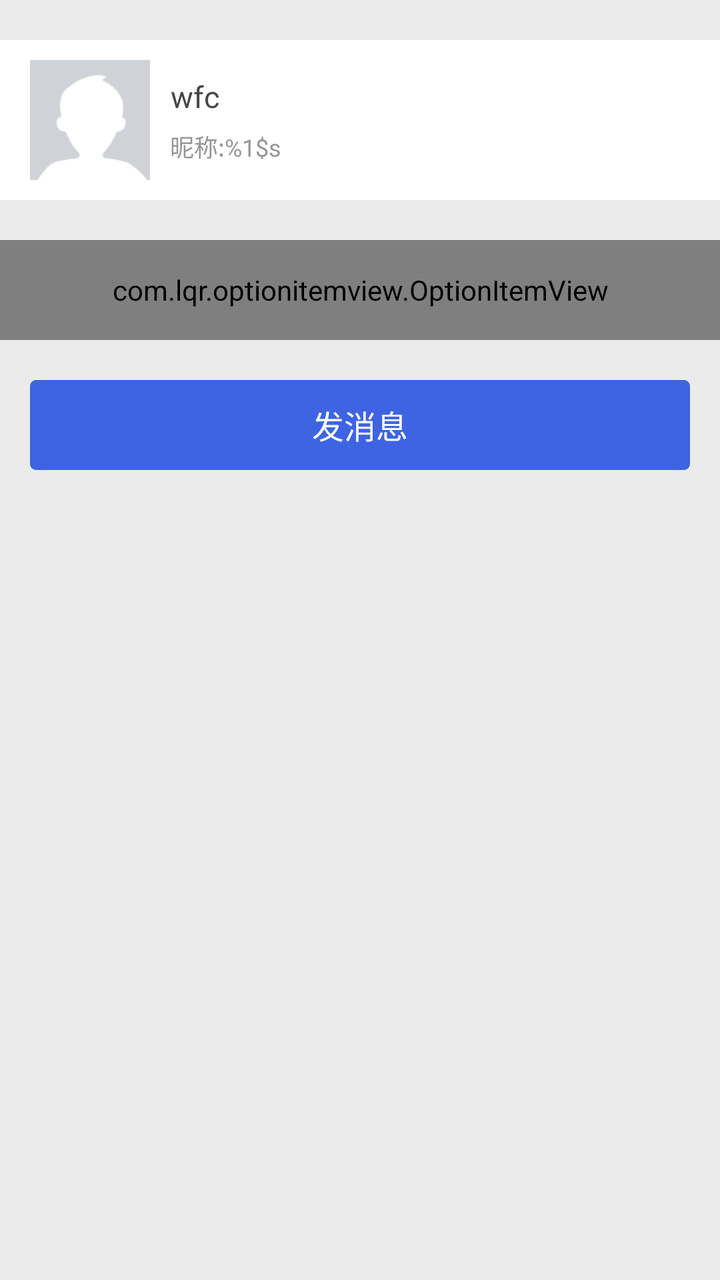
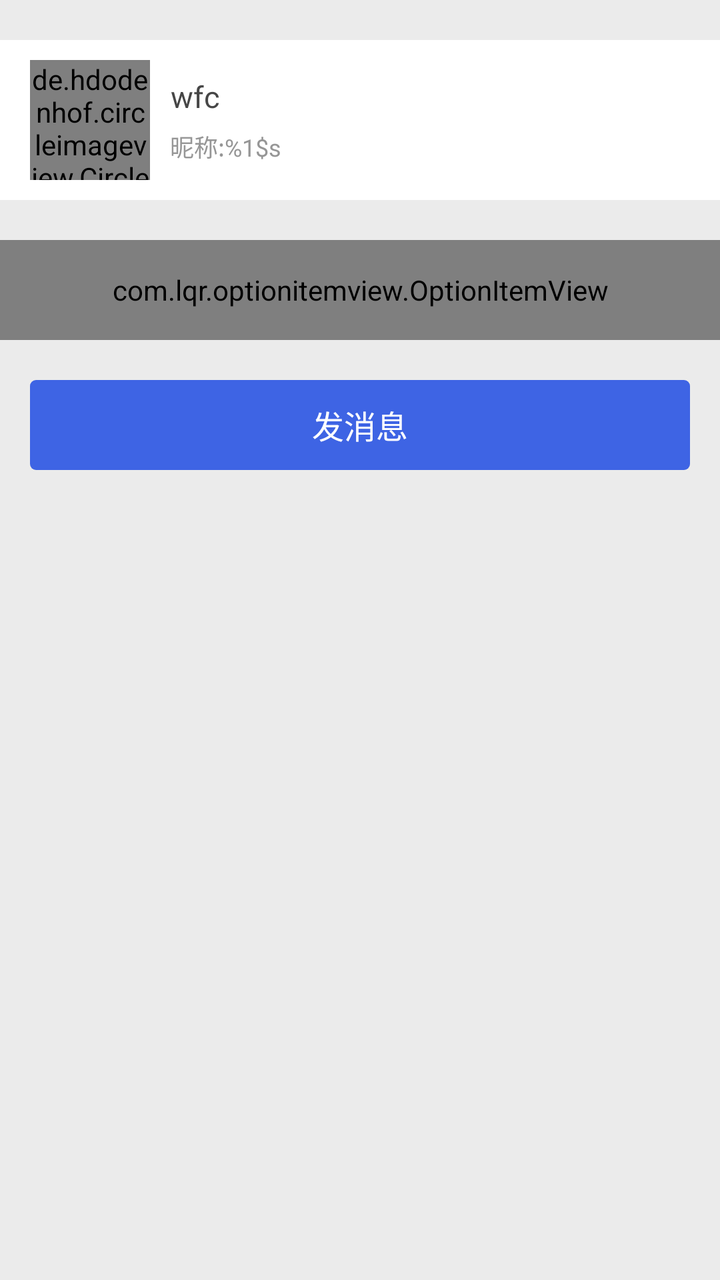

Before-and-after screenshots of an Android layout around one commit, followed by the original layout XML and the change that was made.
<!-- AndroidManifest.xml: application theme AppTheme -->
<!-- res/layout/user_info_fragment.xml -->
<?xml version="1.0" encoding="utf-8"?>
<FrameLayout xmlns:android="http://schemas.android.com/apk/res/android"
    xmlns:app="http://schemas.android.com/apk/res-auto"
    xmlns:tools="http://schemas.android.com/tools"
    android:layout_width="match_parent"
    android:layout_height="match_parent">

    
    <LinearLayout
        android:layout_width="match_parent"
        android:layout_height="match_parent"
        android:background="@color/gray5"
        android:orientation="vertical">

        <LinearLayout
            android:layout_width="match_parent"
            android:layout_height="wrap_content"
            android:layout_marginTop="20dp"
            android:background="@drawable/selector_common_item"
            android:padding="10dp">

            <ImageView
                android:id="@+id/portraitImageView"
                android:layout_width="60dp"
                android:layout_height="60dp"
                android:layout_marginLeft="5dp"
                android:scaleType="centerCrop"
                android:src="@mipmap/default_header" />

            <LinearLayout
                android:layout_width="0dp"
                android:layout_height="wrap_content"
                android:layout_gravity="center_vertical"
                android:layout_marginLeft="10dp"
                android:layout_weight="1"
                android:orientation="vertical">

                <LinearLayout
                    android:layout_width="wrap_content"
                    android:layout_height="wrap_content"
                    android:layout_marginBottom="3dp"
                    android:gravity="center_vertical">

                    <TextView
                        android:id="@+id/nameTextView"
                        android:layout_width="wrap_content"
                        android:layout_height="wrap_content"
                        android:layout_marginRight="10dp"
                        android:gravity="center"
                        android:singleLine="true"
                        android:text="wfc"
                        android:textColor="@color/gray0"
                        android:textSize="15sp" />

                    <ImageView
                        android:id="@+id/genderImageView"
                        android:layout_width="15dp"
                        android:layout_height="15dp"
                        android:scaleType="centerCrop"
                        android:src="@mipmap/ic_gender_female"
                        android:visibility="gone" />
                </LinearLayout>

                <TextView
                    android:id="@+id/nickyName"
                    android:layout_width="wrap_content"
                    android:layout_height="wrap_content"
                    android:layout_marginTop="3dp"
                    android:singleLine="true"
                    android:text="@string/nickname_colon"
                    android:textColor="@color/gray2"
                    android:textSize="12sp" />

                <TextView
                    android:id="@+id/mobileTextView"
                    android:layout_width="wrap_content"
                    android:layout_height="wrap_content"
                    android:singleLine="true"
                    android:text="@string/my_chat_account"
                    android:textColor="@color/gray2"
                    android:textSize="12sp"
                    android:visibility="gone" />


            </LinearLayout>
        </LinearLayout>

        <com.lqr.optionitemview.OptionItemView
            android:id="@+id/aliasOptionItemView"
            style="@style/OptionItem"
            android:layout_marginTop="20dp"
            android:background="@drawable/selector_common_item"
            app:left_text="设置昵称或别名" />

        <com.lqr.optionitemview.OptionItemView
            android:id="@+id/qrCodeOptionItemView"
            style="@style/OptionItem"
            android:layout_marginTop="20dp"
            android:background="@drawable/selector_common_item"
            android:visibility="gone"
            app:left_text="二维码"
            app:right_src="@mipmap/qr_code" />


        <Button
            android:id="@+id/chatButton"
            style="?android:attr/borderlessButtonStyle"
            android:layout_width="match_parent"
            android:layout_height="45dp"
            android:layout_marginLeft="15dp"
            android:layout_marginTop="20dp"
            android:layout_marginRight="15dp"
            android:layout_marginBottom="20dp"
            android:background="@drawable/shape_user_info_send_msg"
            android:text="@string/send_message"
            android:textColor="@color/white"
            android:textSize="16sp" />

        <Button
            android:id="@+id/voipChatButton"
            style="?android:attr/borderlessButtonStyle"
            android:layout_width="match_parent"
            android:layout_height="45dp"
            android:layout_marginLeft="15dp"
            android:layout_marginTop="20dp"
            android:layout_marginRight="15dp"
            android:layout_marginBottom="20dp"
            android:background="@drawable/shape_session_btn_voice_normal"
            android:text="视频聊天"
            android:textColor="@color/gray0"
            android:textSize="16sp"
            android:visibility="gone"
            tools:visibility="visible" />

        <Button
            android:id="@+id/inviteButton"
            style="?android:attr/borderlessButtonStyle"
            android:layout_width="match_parent"
            android:layout_height="45dp"
            android:layout_marginLeft="15dp"
            android:layout_marginTop="20dp"
            android:layout_marginRight="15dp"
            android:layout_marginBottom="20dp"
            android:background="@drawable/shape_user_info_add_to_contact"
            android:text="@string/add_to_contact"
            android:textColor="@color/white"
            android:textSize="16sp"
            android:visibility="gone"
            tools:visibility="visible" />
    </LinearLayout>

</FrameLayout>
<!-- resources referenced by this layout -->
<resources>
  <color name="gray0">#464646</color>
  <color name="gray2">#969696</color>
  <color name="gray5">#EBEBEB</color>
  <color name="white">#ffffff</color>
  <!-- drawable selector_common_item (drawable-v21) -->
  <?xml version="1.0" encoding="utf-8"?>
  <ripple xmlns:android="http://schemas.android.com/apk/res/android"
      android:color="@color/gray">
      <item android:drawable="@color/white" />
  </ripple>
  <!-- drawable shape_session_btn_voice_normal (drawable) -->
  <?xml version="1.0" encoding="utf-8"?>
  <shape xmlns:android="http://schemas.android.com/apk/res/android"
      android:shape="rectangle">
  
      <corners android:radius="5dp" />
      <stroke
          android:width="1dp"
          android:color="@color/line" />
      <solid android:color="@color/gray4"></solid>
  
  </shape>
  <!-- drawable shape_user_info_add_to_contact (drawable) -->
  <?xml version="1.0" encoding="utf-8"?>
  <shape xmlns:android="http://schemas.android.com/apk/res/android"
      android:shape="rectangle">
      <corners android:radius="3dp" />
      <solid android:color="@color/colorPrimary" />
  </shape>
  <!-- drawable shape_user_info_send_msg (drawable) -->
  <?xml version="1.0" encoding="utf-8"?>
  <shape xmlns:android="http://schemas.android.com/apk/res/android"
      android:shape="rectangle">
      <corners android:radius="3dp" />
      <solid android:color="@color/colorPrimary" />
  </shape>
  <!-- mipmap default_header: png bitmap (mipmap-hdpi, 2807 bytes) -->
  <!-- mipmap ic_gender_female: png bitmap (mipmap-hdpi, 516 bytes) -->
  <!-- mipmap qr_code: png bitmap (mipmap-hdpi, 303 bytes) -->
  <string name="add_to_contact">添加到通讯录</string>
  <string name="my_chat_account">账号:%1$s</string>
  <string name="nickname_colon">昵称:%1$s</string>
  <string name="send_message">发消息</string>
  <style name="OptionItem">
          <item name="android:layout_width">match_parent</item>
          <item name="android:layout_height">50dp</item>
          <item name="android:background">@color/white</item>
      </style>
  <style name="AppTheme" parent="Theme.AppCompat.Light.NoActionBar">
          
          <item name="colorPrimary">@color/colorPrimary</item>
          <item name="colorPrimaryDark">@color/colorPrimaryDark</item>
          <item name="colorAccent">@color/colorAccent</item>
          
          
          
          <item name="colorBackgroundFloating">@color/white</item>
      </style>
  <color name="gray">#D9D9D9</color>
  <color name="line">#D2D2D2</color>
  <color name="gray4">#F5F5F5</color>
  <color name="colorPrimary">#3e64e4</color>
  <color name="colorPrimaryDark">#3e64e4</color>
  <color name="colorAccent">#7e7e7e</color>
</resources>

<!-- the commit's change to res/layout/user_info_fragment.xml (unified diff, before → after) -->
@@ -19,13 +19,23 @@
             android:background="@drawable/selector_common_item"
             android:padding="10dp">
 
-            <ImageView
+
+
+
+
+
+
+
+
+            <de.hdodenhof.circleimageview.CircleImageView
                 android:id="@+id/portraitImageView"
                 android:layout_width="60dp"
                 android:layout_height="60dp"
                 android:layout_marginLeft="5dp"
                 android:scaleType="centerCrop"
-                android:src="@mipmap/default_header" />
+                android:src="@mipmap/default_header"
+                app:civ_border_width="1dp"
+                app:civ_border_color="@color/gray"/>
 
             <LinearLayout
                 android:layout_width="0dp"
